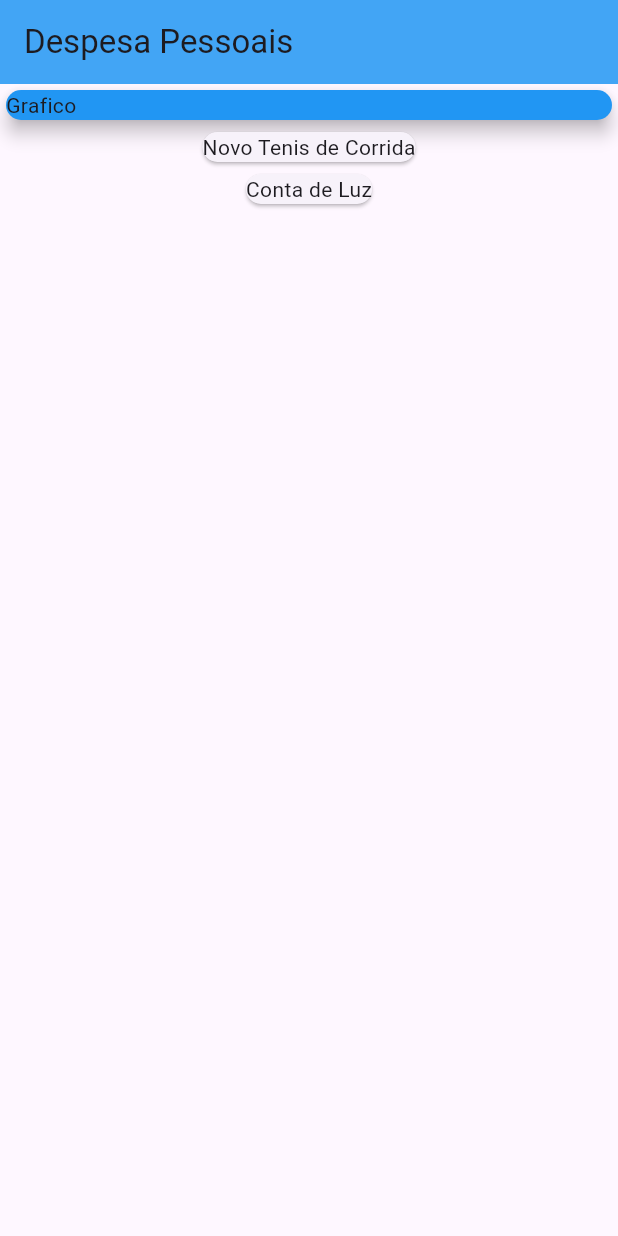
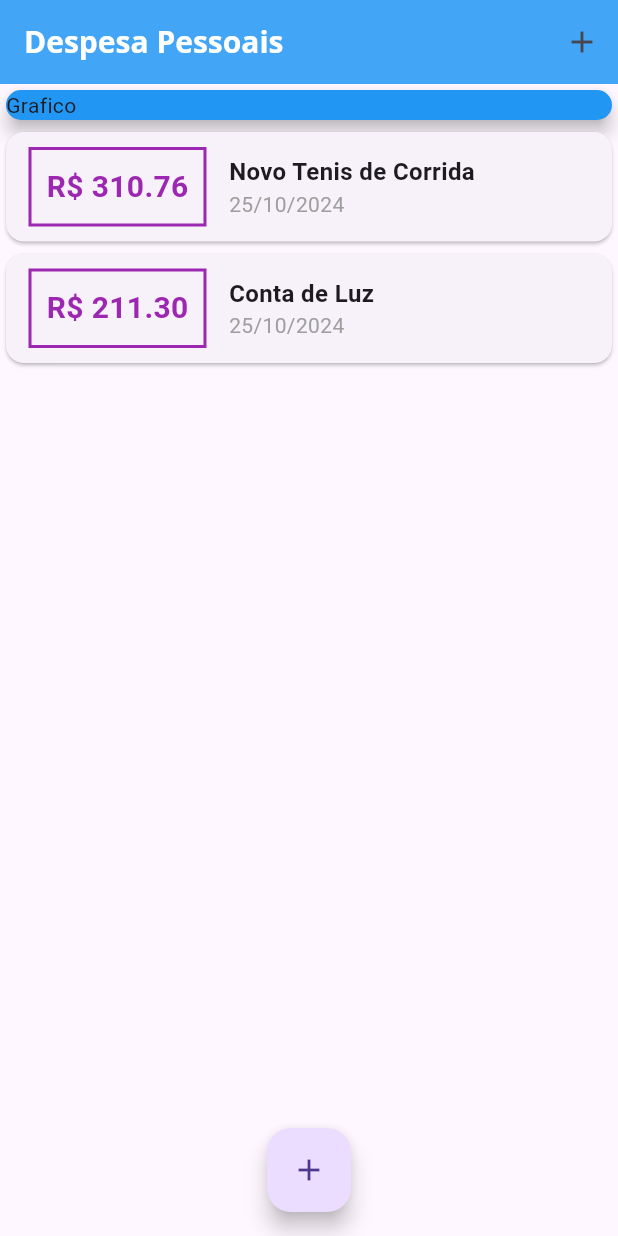
Before and after one commit to eduardoztt/Despesas-Pessoais, a Flutter app: the screen it shows after launch, on a phone screen of 412 x 824 dp. Run offline on Flutter 3.47's test engine with Material 3 defaults, Android fonts, the phone set to English and light mode, and no system bars.

Commit message:
fatorado o codigo, adicionado os gastos em uma recyclerView e feito um ButtonSheet para o formulario de adicionar novos gastos

```diff
--- /dev/null
+++ b/lib/components/transaction_list.dart
@@ -0,0 +1,67 @@
+import 'package:flutter/material.dart';
+import 'package:flutter/widgets.dart';
+import '../models/transaction.dart';
+import 'package:intl/intl.dart';
+
+class TransactionList extends StatelessWidget {
+  final List<Transaction> transaction;
+
+  const TransactionList(this.transaction, {super.key});
+
+  @override
+  Widget build(BuildContext context) {
+    return SizedBox(
+      height: 300,
+      child: ListView.builder(
+        itemCount: transaction.length,
+        itemBuilder: (ctx, index) {
+          final tr = transaction[index];
+          return Card(
+            child: Row(
+              children: [
+                Container(
+                  margin: const EdgeInsets.symmetric(
+                    horizontal: 15,
+                    vertical: 10,
+                  ),
+                  decoration: BoxDecoration(
+                      border: Border.all(
+                    color: Colors.purple,
+                    width: 2,
+                  )),
+                  padding: const EdgeInsets.all(10),
+                  child: Text(
+                    'R\$ ${tr.value.toStringAsFixed(2)}',
+                    style: const TextStyle(
+                      fontWeight: FontWeight.bold,
+                      fontSize: 20,
+                      color: Colors.purple,
+                    ),
+                  ),
+                ),
+                Column(
+                  crossAxisAlignment: CrossAxisAlignment.start,
+                  children: [
+                    Text(
+                      tr.title,
+                      style: const TextStyle(
+                        fontSize: 16,
+                        fontWeight: FontWeight.bold,
+                      ),
+                    ),
+                    Text(
+                      DateFormat('d/M/y').format(tr.date),
+                      style: const TextStyle(
+                        color: Colors.grey,
+                      ),
+                    )
+                  ],
+                )
+              ],
+            ),
+          );
+        },
+      ),
+    );
+  }
+}
--- a/lib/main.dart
+++ b/lib/main.dart
@@ -1,17 +1,54 @@
-import 'package:despesas_pessoais/models/transaction.dart';
+import 'package:despesas_pessoais/components/transaction_form.dart';
 import 'package:flutter/widgets.dart';
 import 'package:flutter/material.dart';
+import './components/transaction_list.dart';
+import '../models/transaction.dart';
+import 'dart:math';
 
 main() => runApp(ExpensesApp());
 
 class ExpensesApp extends StatelessWidget {
+  const ExpensesApp({super.key});
+
   @override
   Widget build(BuildContext context) {
-    return MaterialApp(home: MyHomePage());
+    final ThemeData tema = ThemeData();
+
+    return MaterialApp(
+      home: MyHomePage(),
+      theme: tema.copyWith(
+        colorScheme: tema.colorScheme.copyWith(
+          primary: Colors.purple,
+          secondary: Colors.amber,
+        ),
+        textTheme: tema.textTheme.copyWith(
+          titleLarge: const TextStyle(
+            fontFamily: 'OpenSans',
+            fontSize: 18,
+            fontWeight: FontWeight.bold,
+            color: Colors.black,
+          ),
+        ),
+        appBarTheme: const AppBarTheme(
+          titleTextStyle: TextStyle(
+            fontFamily: 'OpenSans',
+            fontSize: 20,
+            fontWeight: FontWeight.bold,
+          ),
+        ),
+      ),
+    );
   }
 }
 
-class MyHomePage extends StatelessWidget {
+class MyHomePage extends StatefulWidget {
+  const MyHomePage({super.key});
+
+  @override
+  State<MyHomePage> createState() => _MyHomePageState();
+}
+
+class _MyHomePageState extends State<MyHomePage> {
   final _transaction = [
     Transaction(
         id: 't1',
@@ -22,31 +59,62 @@ class MyHomePage extends StatelessWidget {
         id: 't2', title: 'Conta de Luz', value: 211.30, date: DateTime.now()),
   ];
 
+  _openTransactionFormModal(BuildContext context) {
+    showModalBottomSheet(
+        context: context,
+        builder: (_) {
+          return TransactionForm(_addTransaction);
+        });
+  }
+
+  _addTransaction(String title, double value) {
+    final newTransaction = Transaction(
+      id: '',
+      title: title,
+      value: value,
+      date: DateTime.now(),
+    );
+
+    setState(() {
+      _transaction.add(newTransaction);
+    });
+
+    Navigator.of(context).pop();
+  }
+
   @override
   Widget build(BuildContext context) {
     return Scaffold(
-        appBar: AppBar(
-          title: Text('Despesa Pessoais'),
-          backgroundColor: Colors.blue[400],
-        ),
-        body: Column(
+      appBar: AppBar(
+        title: const Text('Despesa Pessoais'),
+        backgroundColor: Colors.blue[400],
+        actions: [
+          IconButton(
+            onPressed: () => _openTransactionFormModal(context),
+            icon: const Icon(Icons.add),
+          ),
+        ],
+      ),
+      body: SingleChildScrollView(
+        child: Column(
           children: [
-            Container(
+            SizedBox(
               width: double.infinity,
-              child: Card(
+              child: const Card(
                 color: Colors.blue,
+                elevation: 5,
                 child: Text('Grafico'),
-                elevation: 5,
               ),
             ),
-            Column(
-              children: _transaction.map((tr) {
-                return Card(
-                  child: Text(tr.title),
-                );
-              }).toList(),
-            )
+            TransactionList(_transaction),
           ],
-        ));
+        ),
+      ),
+      floatingActionButton: FloatingActionButton(
+        child: const Icon(Icons.add),
+        onPressed: () => _openTransactionFormModal(context),
+      ),
+      floatingActionButtonLocation: FloatingActionButtonLocation.centerFloat,
+    );
   }
 }
```
Also changed, not shown: lib/components/transaction_form.dart (added, +69 -0 lines), pubspec.yaml (+12 -7 lines), assets/fontes/OpenSans-Bold.ttf (added), assets/fontes/OpenSans-Regular.ttf (added), assets/fontes/Quicksand-Bold.ttf (added), assets/fontes/Quicksand-Light.ttf (added), assets/fontes/Quicksand-Medium.ttf (added), assets/fontes/Quicksand-Regular.ttf (added), pubspec.lock.
